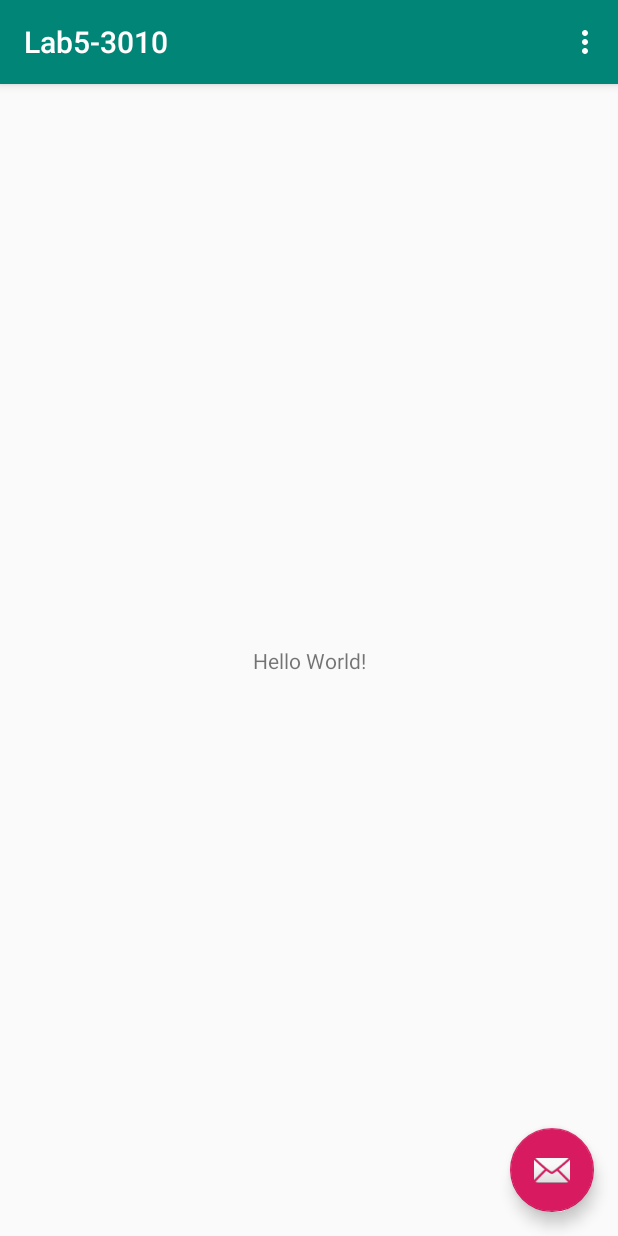
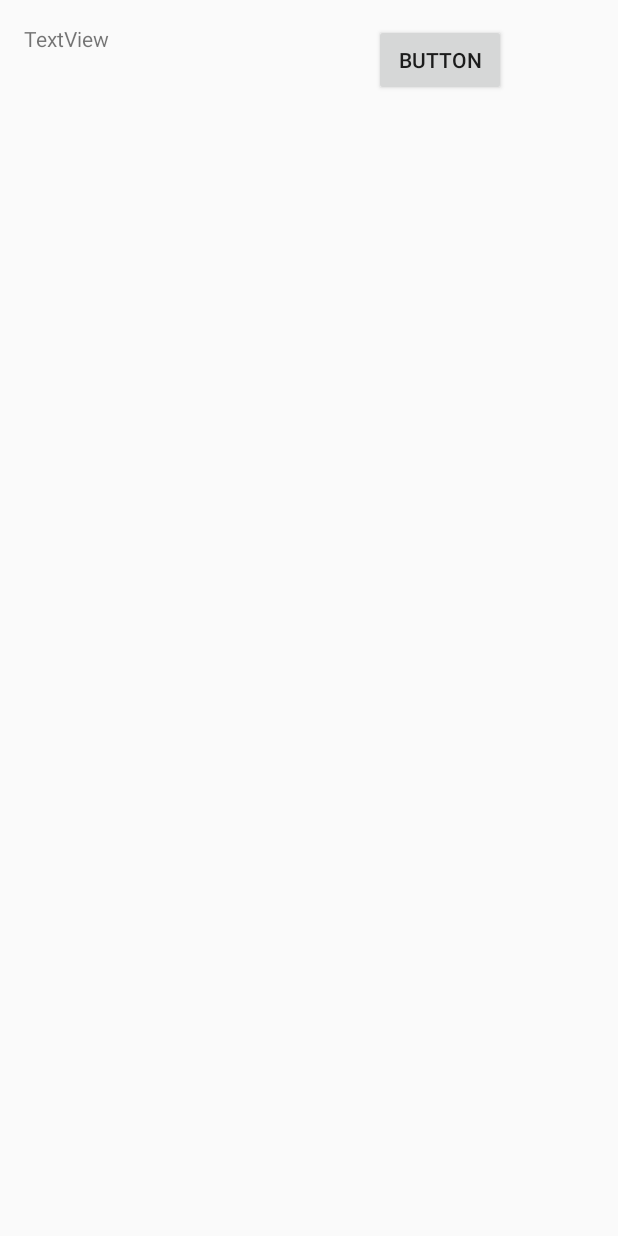
Before and after one commit to michaelPruss1/michael-pruss-SYSC3010, an Android app: the screen it shows after launch (MainActivity), on a phone screen of 412 x 824 dp. Run offline under Robolectric (Android 15) with nearby library versions, the phone set to English and light mode, and no system bars; 3 statements that could not run were skipped.

Commit message:
Built simple User Interface

```diff
--- a/lab5/Lab53010/app/src/main/res/layout/activity_main.xml
+++ b/lab5/Lab53010/app/src/main/res/layout/activity_main.xml
@@ -1,33 +1,31 @@
 <?xml version="1.0" encoding="utf-8"?>
-<androidx.coordinatorlayout.widget.CoordinatorLayout xmlns:android="http://schemas.android.com/apk/res/android"
+<androidx.constraintlayout.widget.ConstraintLayout xmlns:android="http://schemas.android.com/apk/res/android"
     xmlns:app="http://schemas.android.com/apk/res-auto"
     xmlns:tools="http://schemas.android.com/tools"
+    android:id="@+id/constraintLayout"
     android:layout_width="match_parent"
     android:layout_height="match_parent"
-    tools:context=".MainActivity">
+    tools:context=".MainActivity" >
 
-    <com.google.android.material.appbar.AppBarLayout
-        android:layout_width="match_parent"
-        android:layout_height="wrap_content"
-        android:theme="@style/AppTheme.AppBarOverlay">
+    <TextView
+        android:id="@+id/textView"
+        android:layout_width="217dp"
+        android:layout_height="42dp"
+        android:layout_marginStart="16dp"
+        android:layout_marginLeft="16dp"
+        android:layout_marginTop="16dp"
+        android:text="TextView"
+        app:layout_constraintStart_toStartOf="parent"
+        app:layout_constraintTop_toTopOf="parent" />
 
-        <androidx.appcompat.widget.Toolbar
-            android:id="@+id/toolbar"
-            android:layout_width="match_parent"
-            android:layout_height="?attr/actionBarSize"
-            android:background="?attr/colorPrimary"
-            app:popupTheme="@style/AppTheme.PopupOverlay" />
-
-    </com.google.android.material.appbar.AppBarLayout>
-
-    <include layout="@layout/content_main" />
-
-    <com.google.android.material.floatingactionbutton.FloatingActionButton
-        android:id="@+id/fab"
+    <Button
+        android:id="@+id/button"
         android:layout_width="wrap_content"
         android:layout_height="wrap_content"
-        android:layout_gravity="bottom|end"
-        android:layout_margin="@dimen/fab_margin"
-        app:srcCompat="@android:drawable/ic_dialog_email" />
-
-</androidx.coordinatorlayout.widget.CoordinatorLayout>
+        android:layout_marginStart="16dp"
+        android:layout_marginLeft="16dp"
+        android:layout_marginTop="16dp"
+        android:text="Button"
+        app:layout_constraintStart_toEndOf="@+id/textView"
+        app:layout_constraintTop_toTopOf="parent" />
+</androidx.constraintlayout.widget.ConstraintLayout>
```
